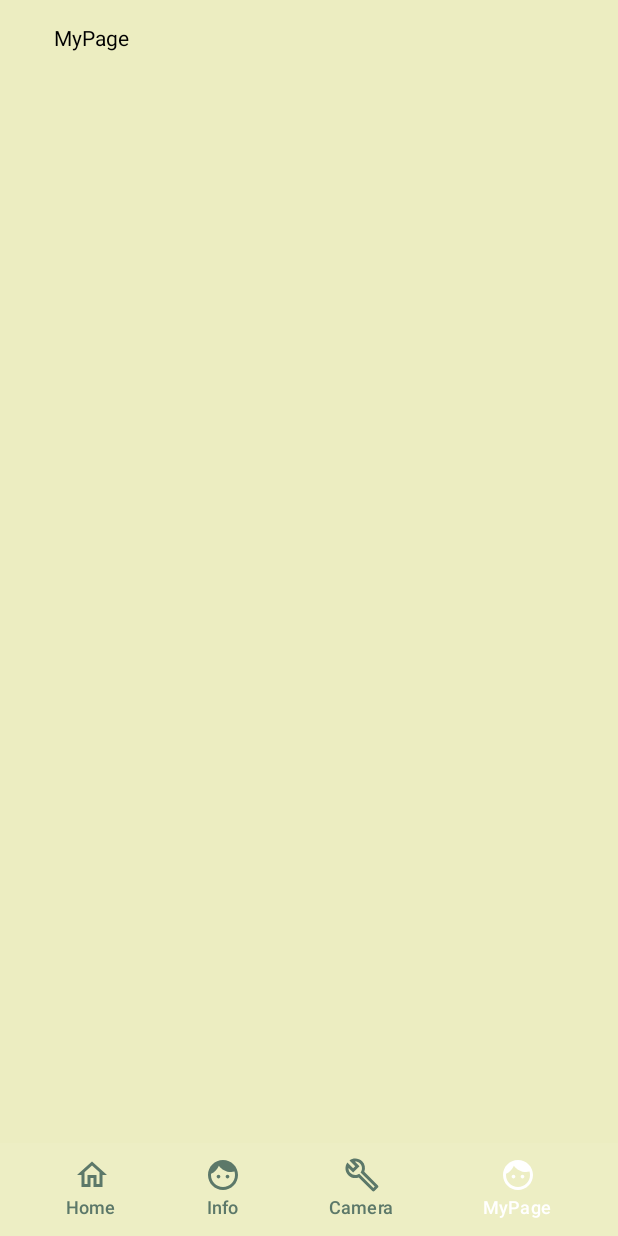
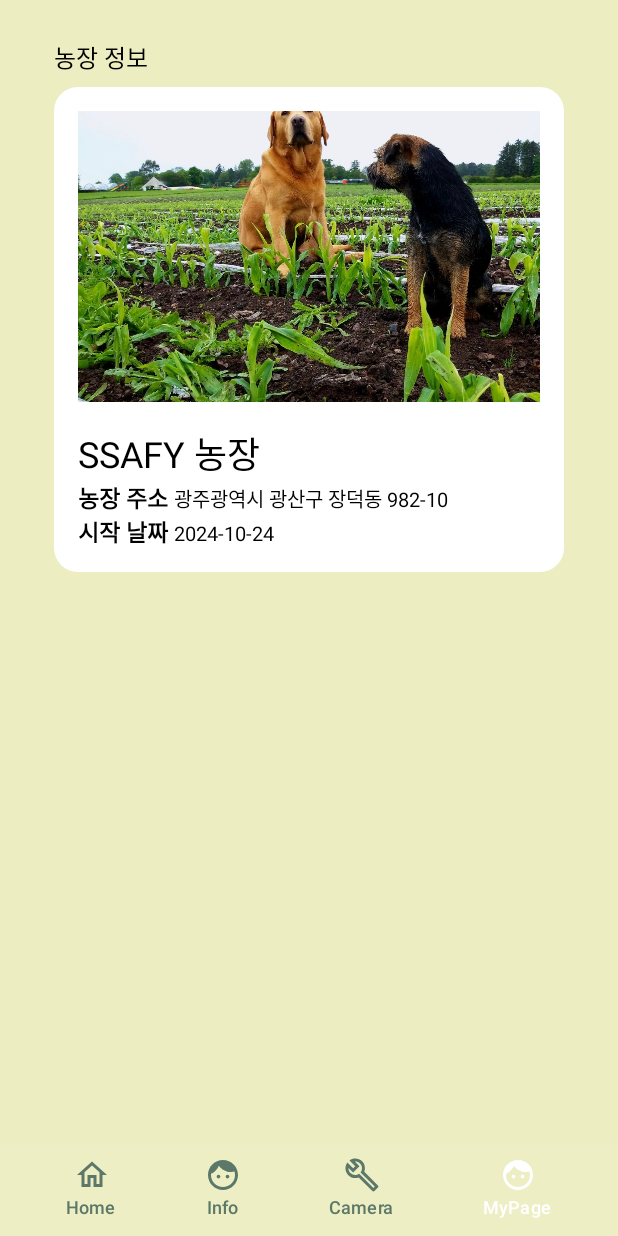
Before and after one commit to duguseo1213/smart_farm, an Android app built with Jetpack Compose: the screen it shows after launch (MainActivity), after a tap on "MyPage", on a phone screen of 412 x 824 dp. Run offline under Robolectric (Android 15) with nearby library versions, the phone set to English and light mode, and no system bars; our stand-ins replace Dagger/Hilt's generated code; libraries missing offline, so code that uses them is left out: com.airbnb.mvrx, com.kakao.sdk; network calls fail; 3 statements that could not run were skipped; 2 other taps on this screen came first.

Commit message:
feat: 농장정보 표시 UI 구현

```diff
--- a/wcdfarm-app/app/src/main/java/com/wcd/farm/presentation/view/MainLayout.kt
+++ b/wcdfarm-app/app/src/main/java/com/wcd/farm/presentation/view/MainLayout.kt
@@ -34,6 +34,7 @@ import com.wcd.farm.R
 import com.wcd.farm.presentation.view.memorial.MemorialScreen
 import com.wcd.farm.presentation.view.home.HomeScreen
 import com.wcd.farm.presentation.view.info.InfoScreen
+import com.wcd.farm.presentation.view.mypage.MyPageScreen
 import com.wcd.farm.presentation.view.theme.buttonTransparentTheme
 
 @Composable
@@ -81,7 +82,7 @@ fun MainLayout() {
                     Home -> HomeScreen()//HomeView(modifier = Modifier.padding(innerPadding))
                     Info -> InfoScreen()//InfoView(modifier = Modifier.padding(innerPadding))
                     Record -> MemorialScreen()//Text("Record")
-                    MyPage -> Text("MyPage")//MyPageView(modifier = Modifier.padding(innerPadding))
+                    MyPage -> MyPageScreen()//MyPageView(modifier = Modifier.padding(innerPadding))
                 }
             }
         }
--- /dev/null
+++ b/wcdfarm-app/app/src/main/java/com/wcd/farm/presentation/view/mypage/MyPageView.kt
@@ -0,0 +1,95 @@
+package com.wcd.farm.presentation.view.mypage
+
+import androidx.compose.foundation.Image
+import androidx.compose.foundation.background
+import androidx.compose.foundation.layout.Arrangement
+import androidx.compose.foundation.layout.Column
+import androidx.compose.foundation.layout.fillMaxHeight
+import androidx.compose.foundation.layout.fillMaxSize
+import androidx.compose.foundation.layout.fillMaxWidth
+import androidx.compose.foundation.layout.padding
+import androidx.compose.foundation.shape.RoundedCornerShape
+import androidx.compose.material3.Text
+import androidx.compose.runtime.Composable
+import androidx.compose.ui.Alignment
+import androidx.compose.ui.Modifier
+import androidx.compose.ui.draw.clip
+import androidx.compose.ui.graphics.Color
+import androidx.compose.ui.layout.ContentScale
+import androidx.compose.ui.res.painterResource
+import androidx.compose.ui.text.SpanStyle
+import androidx.compose.ui.text.buildAnnotatedString
+import androidx.compose.ui.text.font.FontWeight
+import androidx.compose.ui.text.withStyle
+import androidx.compose.ui.tooling.preview.Preview
+import androidx.compose.ui.unit.dp
+import androidx.compose.ui.unit.sp
+import com.wcd.farm.R
+
+@Composable
+fun MyPageScreen() {
+    Column(modifier = Modifier.fillMaxSize()) {
+        Column(
+            modifier = Modifier
+                .fillMaxHeight(0.5f)
+                .fillMaxWidth()
+        ) {
+            Text("농장 정보", Modifier.padding(0.dp, 8.dp), fontSize = 16.sp)
+            Column(
+                Modifier
+                    .clip(RoundedCornerShape(16.dp))
+                    .fillMaxSize()
+                    .background(Color.White),
+                horizontalAlignment = Alignment.CenterHorizontally,
+                verticalArrangement = Arrangement.SpaceBetween
+            ) {
+                Image(
+                    painter = painterResource(id = R.drawable.dog_on_farm),
+                    contentDescription = "Farm",
+                    modifier = Modifier.padding(16.dp, 16.dp, 16.dp, 0.dp).weight(0.35f),
+                    contentScale = ContentScale.Crop
+                )
+
+                Column(
+                    Modifier.fillMaxWidth().padding(16.dp)) {
+                    Text("SSAFY 농장", fontSize = 24.sp)
+                    val farmAddress = buildAnnotatedString {
+                        withStyle(
+                            style = SpanStyle(
+                                fontSize = 15.sp,
+                                fontWeight = FontWeight.SemiBold
+                            )
+                        ) {
+                            append("농장 주소 ")
+                        }
+                        withStyle(style = SpanStyle(fontSize = 13.sp)) {
+                            append("광주광역시 광산구 장덕동 982-10")
+                        }
+                    }
+                    Text(farmAddress)
+                    val farmStartDate = buildAnnotatedString {
+                        withStyle(
+                            style = SpanStyle(
+                                fontSize = 15.sp,
+                                fontWeight = FontWeight.SemiBold
+                            )
+                        ) {
+                            append("시작 날짜 ")
+                        }
+                        withStyle(style = SpanStyle(fontSize = 13.sp)) {
+                            append("2024-10-24")
+                        }
+                    }
+                    Text(farmStartDate)
+                }
+
+            }
+        }
+    }
+}
+
+@Preview(showBackground = true, backgroundColor = 0XFFECEDC1, widthDp = 360, heightDp = 720)
+@Composable
+fun PreviewMyPageScreen() {
+    MyPageScreen()
+}
```
